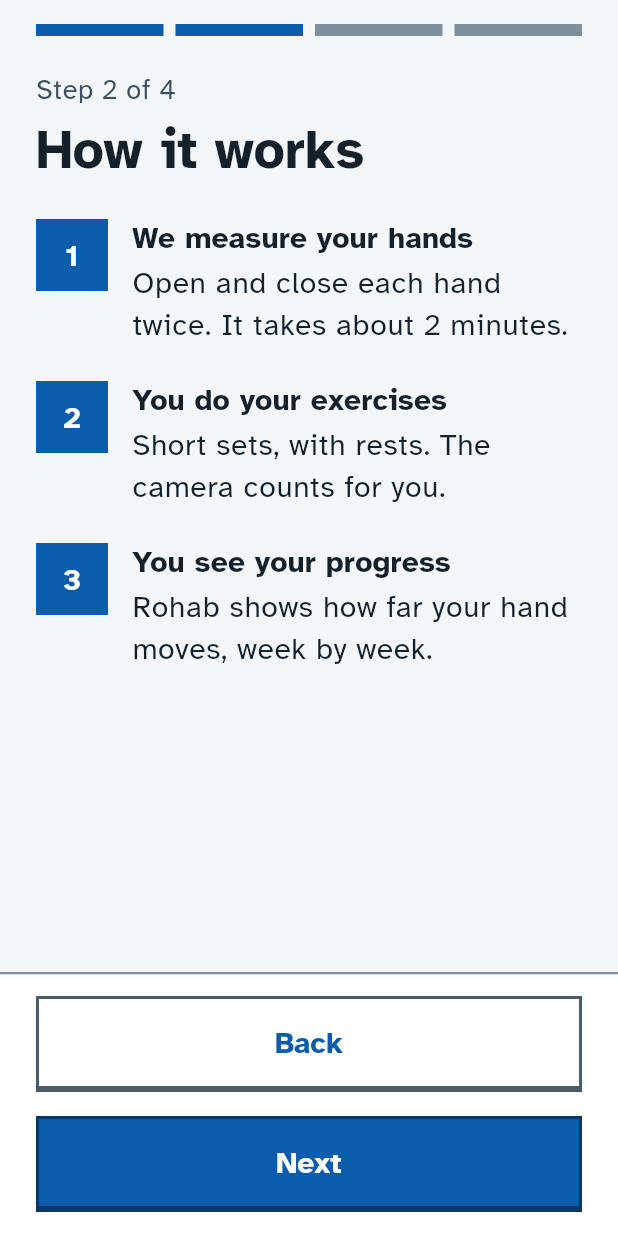
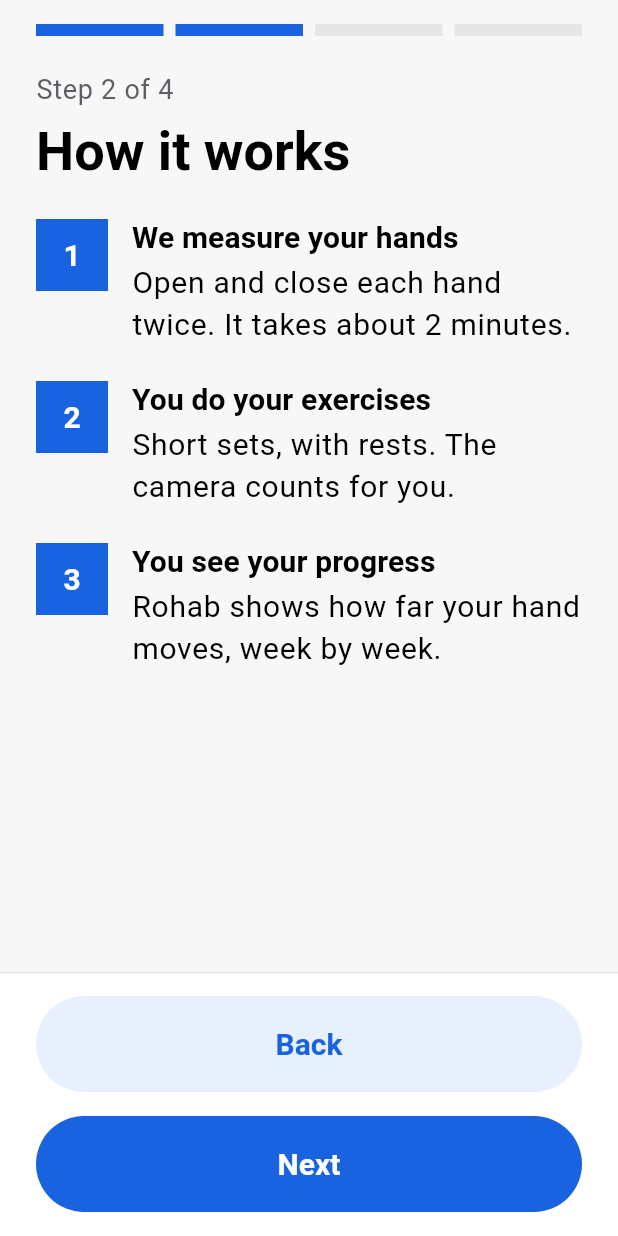
Before and after one commit to svat44/rohab, a Flutter app: the screen it shows after launch, after a tap on "Get started", on a phone screen of 412 x 824 dp. Run offline on Flutter 3.47's test engine with Material 3 defaults, Android fonts, the phone set to English and light mode, and no system bars; our stand-ins replace camera, drift, flutter_riverpod, go_router, material_ui, permission_handler and 1 more; missing offline and left inert: mediapipe_vision; accounts and stored records are empty; generated files the repository leaves out were written again.

Commit message:
Restyle to MIUI design principles: grey page, white rounded cards, pill buttons, system Roboto; keep compact header link
Co-Authored-By: Claude Sonnet 5.5 <noreply@anthropic.com>

```diff
--- a/lib/theme/app_theme.dart
+++ b/lib/theme/app_theme.dart
@@ -12,7 +12,7 @@ ThemeData buildTheme(Brightness brightness) {
       ? RohabPalette.light
       : RohabPalette.dark;
 
-  // Two weights only (regular and bold). Hierarchy by size and weight.
+  // System Roboto, like the rest of MIUI. Hierarchy by size and weight.
   final text = TextTheme(
     displayLarge: TextStyle(
       fontSize: RohabType.display,
@@ -115,7 +115,7 @@ ThemeData buildTheme(Brightness brightness) {
       margin: EdgeInsets.zero,
       shape: RoundedRectangleBorder(
         borderRadius: BorderRadius.circular(RohabShape.card),
-        side: BorderSide(color: p.divider, width: RohabShape.border),
+        side: BorderSide.none,
       ),
     ),
     // Secondary actions: white buttons with a dark edge and bold blue label.
--- a/lib/widgets/app_shell.dart
+++ b/lib/widgets/app_shell.dart
@@ -146,6 +146,8 @@ class _Header extends ConsumerWidget {
         key: key,
         behavior: HitTestBehavior.opaque,
         onTap: onToggleSettings,
+        child: ConstrainedBox(
+          constraints: const BoxConstraints(minHeight: RohabSize.touchTarget),
           child: Padding(
             padding: const EdgeInsets.symmetric(horizontal: RohabSpace.s16),
             child: Center(
@@ -163,7 +165,8 @@ class _Header extends ConsumerWidget {
                   maxLines: 1,
                   overflow: TextOverflow.ellipsis,
                   style: Theme.of(context).textTheme.labelMedium
-                    ?.copyWith(fontSize: 14),
+                      ?.copyWith(fontSize: 18),
+                ),
               ),
             ),
           ),
--- a/lib/widgets/safety_banner.dart
+++ b/lib/widgets/safety_banner.dart
@@ -45,9 +45,7 @@ class SafetyBanner extends ConsumerWidget {
     return Container(
       decoration: BoxDecoration(
         color: c.surface,
-        border: Border(
-          bottom: BorderSide(color: c.controlEdge, width: RohabShape.strongBorder),
-        ),
+        border: Border(bottom: BorderSide(color: c.divider)),
       ),
       padding: const EdgeInsets.fromLTRB(
         RohabSpace.s16,
--- a/lib/widgets/startup_splash.dart
+++ b/lib/widgets/startup_splash.dart
@@ -48,7 +48,7 @@ class _StartupSplashState extends State<StartupSplash> {
       child: Semantics(
         label: 'Rohab is starting. Tap to skip.',
         child: ColoredBox(
-          color: c.header,
+          color: c.accent,
           child: Center(
             child: Padding(
               padding: const EdgeInsets.all(RohabSpace.s24),
@@ -57,13 +57,13 @@ class _StartupSplashState extends State<StartupSplash> {
                 children: [
                   Text(
                     RohabTokens.name,
-                    style: t.displayLarge?.copyWith(color: Colors.white),
+                    style: t.displayLarge?.copyWith(color: c.onAccent),
                   ),
                   const SizedBox(height: RohabSpace.s8),
                   Text(
                     'Hand exercises, every day',
                     textAlign: TextAlign.center,
-                    style: t.bodyLarge?.copyWith(color: Colors.white),
+                    style: t.bodyLarge?.copyWith(color: c.onAccent),
                   ),
                 ],
               ),
--- a/lib/widgets/surfaces.dart
+++ b/lib/widgets/surfaces.dart
@@ -16,10 +16,7 @@ BoxDecoration panelDecoration(
 }) => BoxDecoration(
   color: tint ? c.accentSoft : c.surface,
   borderRadius: BorderRadius.circular(radius),
-  border: Border.all(
-    color: tint ? c.accent : c.divider,
-    width: tint ? RohabShape.strongBorder : RohabShape.border,
-  ),
+  // MIUI cards have no edge: white on the grey page.
 );
 
 /// A flat tile: the base for icon badges and other small non-button
@@ -30,7 +27,7 @@ class IconTile extends StatelessWidget {
     required this.color,
     required this.child,
     this.size,
-    this.radius = RohabShape.radius,
+    this.radius = 14,
     this.edge,
   });
 
@@ -78,35 +75,8 @@ ButtonStyle solidButton(ButtonStyle base, {required Color edge}) {
           width: RohabShape.focusRing,
         );
       }
-      return BorderSide(
-        color: s.contains(WidgetState.disabled) ? Colors.transparent : edge,
-        width: RohabShape.strongBorder,
-      );
+      return BorderSide.none;
     }),
-    backgroundBuilder: (context, states, child) {
-      final lip = states.contains(WidgetState.disabled)
-          ? 0.0
-          : states.contains(WidgetState.pressed)
-          ? 1.0
-          : RohabShape.buttonEdge;
-      return DecoratedBox(
-        decoration: BoxDecoration(
-          borderRadius: BorderRadius.circular(RohabShape.radius),
-          border: Border(
-            bottom: lip == 0
-                ? BorderSide.none
-                : BorderSide(color: edge, width: lip),
-          ),
-        ),
-        child: child,
-      );
-    },
-    foregroundBuilder: (context, states, child) => Transform.translate(
-      offset: states.contains(WidgetState.pressed)
-          ? const Offset(0, 2)
-          : Offset.zero,
-      child: child,
-    ),
   );
 }
 
@@ -123,16 +93,10 @@ class ChoiceBox extends StatelessWidget {
   @override
   Widget build(BuildContext context) {
     final c = context.colors;
-    const radius = BorderRadius.all(Radius.circular(RohabShape.radius));
+    const radius = BorderRadius.all(Radius.circular(16));
     return Material(
       color: selected ? c.accent : c.controlFill,
-      shape: RoundedRectangleBorder(
-        borderRadius: radius,
-        side: BorderSide(
-          color: selected ? c.accent : c.controlEdge,
-          width: RohabShape.strongBorder,
-        ),
-      ),
+      shape: const RoundedRectangleBorder(borderRadius: radius),
       clipBehavior: Clip.antiAlias,
       child: child,
     );
```
Also changed, not shown: assets/fonts/Atkinson-OFL.txt (deleted, +0 -92 lines), lib/screens/settings/settings_screen.dart (+5 -2 lines), lib/theme/tokens.dart (+31 -32 lines), lib/widgets/bottom_nav.dart (+5 -12 lines), lib/widgets/level_bar.dart (+6 -13 lines), pubspec.yaml (+0 -7 lines), assets/fonts/AtkinsonHyperlegible-Bold.ttf (deleted), assets/fonts/AtkinsonHyperlegible-Regular.ttf (deleted), 2 other files. Lines whose indentation alone changed are shown as unchanged.
